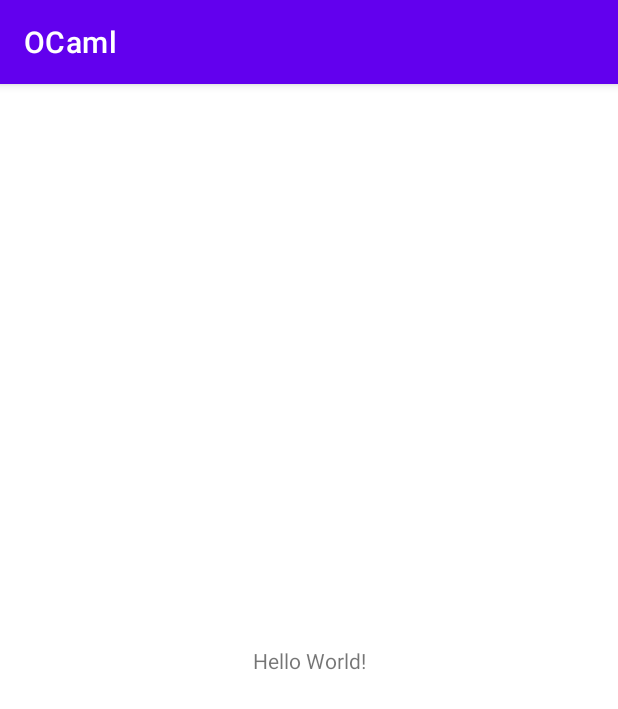
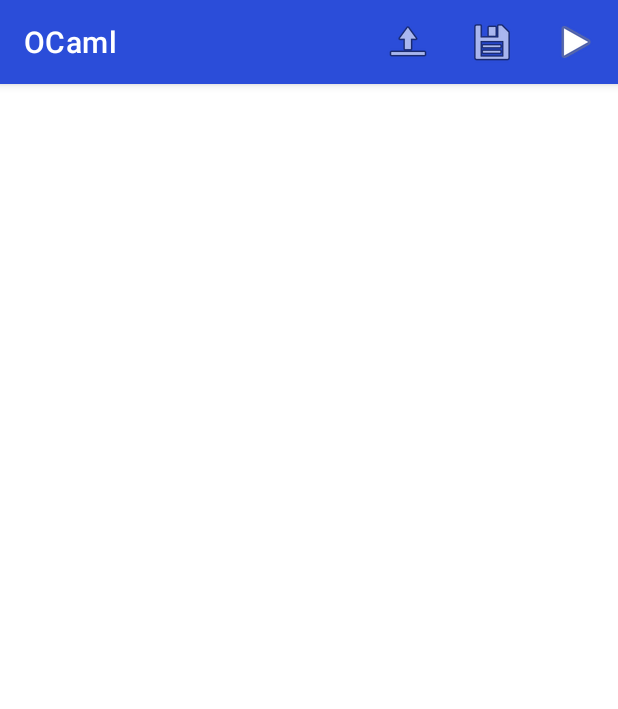
Before and after one commit to nathanfallet/ocaml, an Android app: the screen it shows after launch (MainActivity), on a phone screen of 412 x 824 dp. Shown: the top 709 px of the screen. Run offline under Robolectric (Android 15) with nearby library versions, the light colour scheme and no system bars; libraries missing offline, so code that uses them is left out: de.markusressel.kodeeditor; 3 statements that could not run were skipped.

Commit message:
📄 Setting up text editor with file support

```diff
--- /dev/null
+++ b/android/src/main/java/me/nathanfallet/ocaml/fragments/CodeFragment.kt
@@ -0,0 +1,64 @@
+package me.nathanfallet.ocaml.fragments
+
+import android.os.Bundle
+import android.text.Editable
+import android.text.TextWatcher
+import androidx.fragment.app.Fragment
+import android.view.LayoutInflater
+import android.view.View
+import android.view.ViewGroup
+import androidx.fragment.app.activityViewModels
+import de.markusressel.kodeeditor.library.view.CodeEditorLayout
+import me.nathanfallet.ocaml.viewmodels.CodeViewModel
+
+class CodeFragment : Fragment(), TextWatcher {
+
+    private val codeViewModel: CodeViewModel by activityViewModels()
+    private var editor: CodeEditorLayout? = null
+
+    override fun onCreate(savedInstanceState: Bundle?) {
+        super.onCreate(savedInstanceState)
+    }
+
+    override fun onCreateView(
+        inflater: LayoutInflater, container: ViewGroup?,
+        savedInstanceState: Bundle?
+    ): View? {
+        // Create and configure editor
+        editor = context?.let {
+            CodeEditorLayout(it)
+        }
+
+        editor?.codeEditorView?.codeEditText?.addTextChangedListener(this)
+
+        return editor
+    }
+
+    override fun onViewCreated(view: View, savedInstanceState: Bundle?) {
+        super.onViewCreated(view, savedInstanceState)
+
+        codeViewModel.file.observe(viewLifecycleOwner, { file ->
+            editor?.let {
+                if (it.text != file.source) {
+                    it.text = file.source
+                }
+            }
+        })
+    }
+
+    override fun beforeTextChanged(p0: CharSequence?, p1: Int, p2: Int, p3: Int) {
+        // Nothing here
+    }
+
+    override fun onTextChanged(p0: CharSequence?, p1: Int, p2: Int, p3: Int) {
+        // Update text back to file
+        editor?.text?.let {
+            codeViewModel.file.value?.source = it
+        }
+    }
+
+    override fun afterTextChanged(p0: Editable?) {
+        // Nothing here
+    }
+
+}
--- a/android/src/main/res/layout/activity_main.xml
+++ b/android/src/main/res/layout/activity_main.xml
@@ -1,18 +1,7 @@
 <?xml version="1.0" encoding="utf-8"?>
-<androidx.constraintlayout.widget.ConstraintLayout xmlns:android="http://schemas.android.com/apk/res/android"
-    xmlns:app="http://schemas.android.com/apk/res-auto"
-    xmlns:tools="http://schemas.android.com/tools"
+<FrameLayout xmlns:android="http://schemas.android.com/apk/res/android"
+    android:id="@+id/codeFragment"
     android:layout_width="match_parent"
-    android:layout_height="match_parent"
-    tools:context=".MainActivity">
+    android:layout_height="match_parent">
 
-    <TextView
-        android:layout_width="wrap_content"
-        android:layout_height="wrap_content"
-        android:text="Hello World!"
-        app:layout_constraintBottom_toBottomOf="parent"
-        app:layout_constraintLeft_toLeftOf="parent"
-        app:layout_constraintRight_toRightOf="parent"
-        app:layout_constraintTop_toTopOf="parent" />
-
-</androidx.constraintlayout.widget.ConstraintLayout>
+</FrameLayout>
--- /dev/null
+++ b/android/src/main/res/menu/main_menu.xml
@@ -0,0 +1,19 @@
+<?xml version="1.0" encoding="utf-8"?>
+<menu xmlns:android="http://schemas.android.com/apk/res/android"
+    xmlns:app="http://schemas.android.com/apk/res-auto">
+    <item
+        android:id="@+id/open"
+        android:title="@string/open"
+        android:icon="@android:drawable/ic_menu_upload"
+        app:showAsAction="ifRoom" />
+    <item
+        android:id="@+id/save"
+        android:title="@string/save"
+        android:icon="@android:drawable/ic_menu_save"
+        app:showAsAction="ifRoom" />
+    <item
+        android:id="@+id/play"
+        android:title="@string/play"
+        android:icon="@android:drawable/ic_media_play"
+        app:showAsAction="ifRoom" />
+</menu>
--- a/android/src/main/res/values-night/themes.xml
+++ b/android/src/main/res/values-night/themes.xml
@@ -2,12 +2,10 @@
     <!-- Base application theme. -->
     <style name="Theme.OCaml" parent="Theme.MaterialComponents.DayNight.DarkActionBar">
         <!-- Primary brand color. -->
-        <item name="colorPrimary">@color/purple_200</item>
-        <item name="colorPrimaryVariant">@color/purple_700</item>
+        <item name="colorPrimary">@color/dark_blue</item>
         <item name="colorOnPrimary">@color/black</item>
         <!-- Secondary brand color. -->
-        <item name="colorSecondary">@color/teal_200</item>
-        <item name="colorSecondaryVariant">@color/teal_200</item>
+        <item name="colorSecondary">@color/light_bleu</item>
         <item name="colorOnSecondary">@color/black</item>
         <!-- Status bar color. -->
         <item name="android:statusBarColor" tools:targetApi="l">?attr/colorPrimaryVariant</item>
--- a/android/src/main/res/values/colors.xml
+++ b/android/src/main/res/values/colors.xml
@@ -1,10 +1,7 @@
 <?xml version="1.0" encoding="utf-8"?>
 <resources>
-    <color name="purple_200">#FFBB86FC</color>
-    <color name="purple_500">#FF6200EE</color>
-    <color name="purple_700">#FF3700B3</color>
-    <color name="teal_200">#FF03DAC5</color>
-    <color name="teal_700">#FF018786</color>
+    <color name="dark_blue">#2B4DD9</color>
+    <color name="light_bleu">#3AD9E6</color>
     <color name="black">#FF000000</color>
     <color name="white">#FFFFFFFF</color>
 </resources>
--- a/android/src/main/res/values/strings.xml
+++ b/android/src/main/res/values/strings.xml
@@ -1,3 +1,6 @@
 <resources>
     <string name="app_name">OCaml</string>
+    <string name="open">Open</string>
+    <string name="save">Save</string>
+    <string name="play">Play</string>
 </resources>
--- a/android/src/main/res/values/themes.xml
+++ b/android/src/main/res/values/themes.xml
@@ -2,12 +2,10 @@
     <!-- Base application theme. -->
     <style name="Theme.OCaml" parent="Theme.MaterialComponents.DayNight.DarkActionBar">
         <!-- Primary brand color. -->
-        <item name="colorPrimary">@color/purple_500</item>
-        <item name="colorPrimaryVariant">@color/purple_700</item>
+        <item name="colorPrimary">@color/dark_blue</item>
         <item name="colorOnPrimary">@color/white</item>
         <!-- Secondary brand color. -->
-        <item name="colorSecondary">@color/teal_200</item>
-        <item name="colorSecondaryVariant">@color/teal_700</item>
+        <item name="colorSecondary">@color/light_bleu</item>
         <item name="colorOnSecondary">@color/black</item>
         <!-- Status bar color. -->
         <item name="android:statusBarColor" tools:targetApi="l">?attr/colorPrimaryVariant</item>
--- a/build.gradle
+++ b/build.gradle
@@ -1,6 +1,6 @@
 // Top-level build file where you can add configuration options common to all sub-projects/modules.
 buildscript {
-    ext.kotlin_version = "1.5.0"
+    ext.kotlin_version = "1.4.32"
     repositories {
         google()
         mavenCentral()
@@ -19,6 +19,7 @@
         google()
         mavenCentral()
         jcenter() // Warning: this repository is going to shut down soon
+        maven { url "https://jitpack.io" }
     }
 }
 
--- a/gradle.properties
+++ b/gradle.properties
@@ -15,5 +15,6 @@
 # Android operating system, and which are packaged with your app"s APK
 # https://developer.android.com/topic/libraries/support-library/androidx-rn
 android.useAndroidX=true
+android.enableJetifier=true
 # Kotlin code style for this project: "official" or "obsolete":
 kotlin.code.style=official
```
Also changed, not shown: android/build.gradle (+5 -2 lines), android/src/main/AndroidManifest.xml (+13 -2 lines), android/src/main/java/me/nathanfallet/ocaml/MainActivity.kt (deleted, +0 -11 lines), android/src/main/java/me/nathanfallet/ocaml/activities/MainActivity.kt (added, +113 -0 lines), android/src/main/java/me/nathanfallet/ocaml/models/OCamlFile.kt (added, +35 -0 lines), android/src/main/java/me/nathanfallet/ocaml/viewmodels/CodeViewModel.kt (added, +25 -0 lines).
